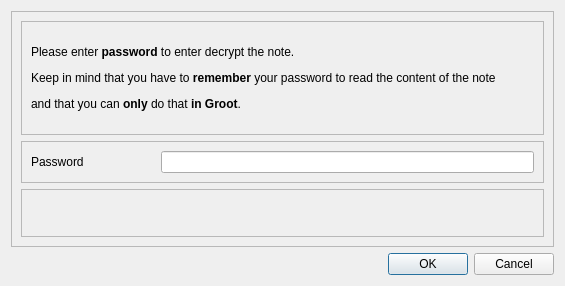
sarvagyab/Groot, file Application/GUIs/UI_files/verifyPasswordDialog.ui: the form before one commit.
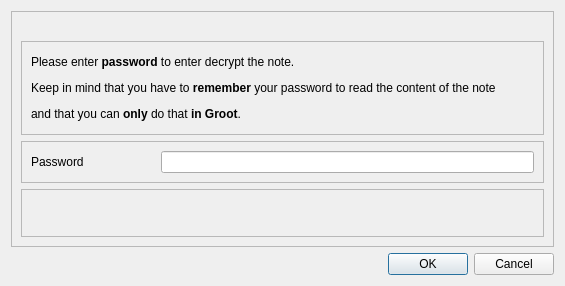
The form after the commit.

What changed in the file:
```diff
--- a/Application/GUIs/UI_files/verifyPasswordDialog.ui
+++ b/Application/GUIs/UI_files/verifyPasswordDialog.ui
@@ -39,6 +39,13 @@
       <enum>QFrame::Raised</enum>
      </property>
      <layout class="QVBoxLayout" name="verticalLayout">
+      <item>
+       <widget class="QLabel" name="title">
+        <property name="text">
+         <string/>
+        </property>
+       </widget>
+      </item>
       <item>
        <widget class="QFrame" name="upperFrame">
         <property name="sizePolicy">
```
